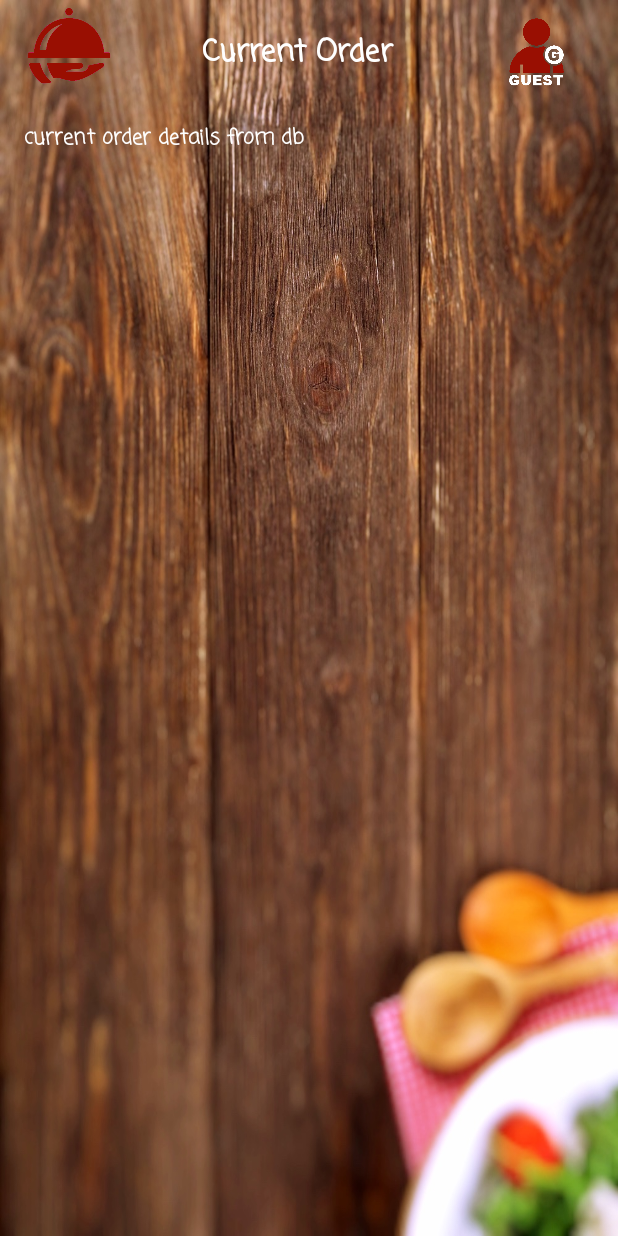
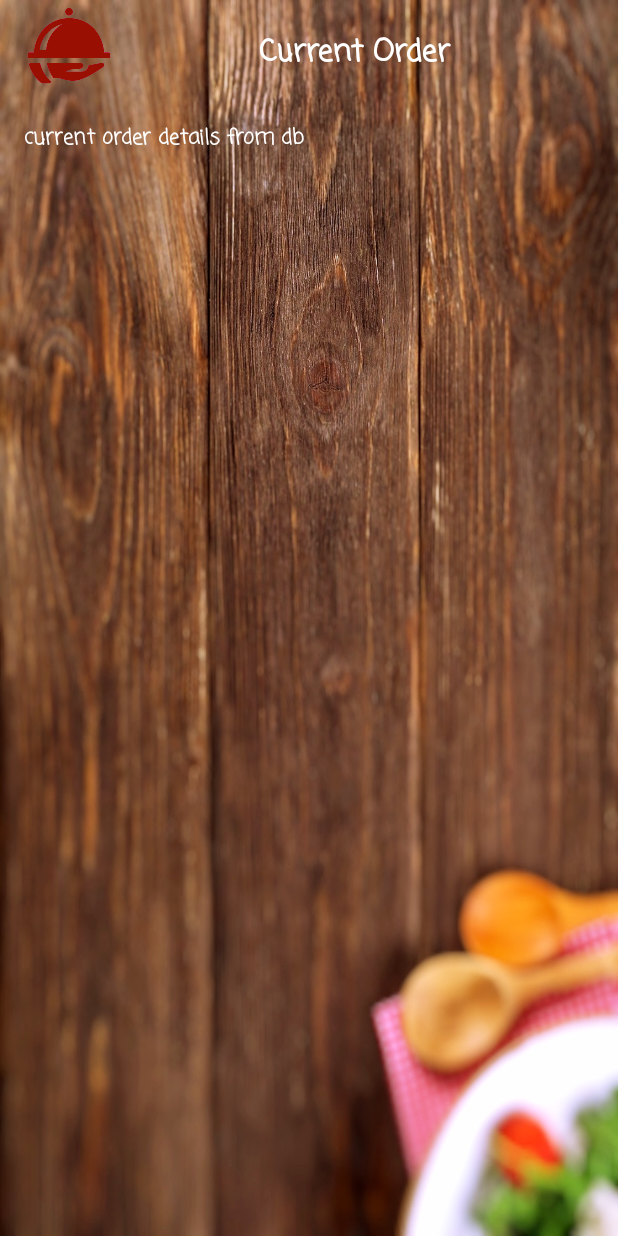
Before and after one commit to terencecyleung/SurreyFoodDelivery, an Android app: the CurrentOrderActivity screen opened directly, with no data from a screen before it, on a phone screen of 412 x 824 dp. Run offline under Robolectric (Android 15) with nearby library versions, the phone set to English and light mode, and no system bars.

Commit message:
changed all activities to scrollview

```diff
--- a/app/src/main/java/t27/surreyfooddeliveryapp/CurrentOrderActivity.java
+++ b/app/src/main/java/t27/surreyfooddeliveryapp/CurrentOrderActivity.java
@@ -14,6 +14,11 @@ public class CurrentOrderActivity extends AppCompatActivity {
         setContentView(R.layout.activity_current_order);
 
         Intent_get_it = getIntent();
+    }
+
+    public void logo_click(View view) {
+        Intent newIntent = new Intent(this, HomeActivity.class);
+        startActivity(newIntent);
     }
 
     @Override
--- a/app/src/main/res/layout/activity_current_order.xml
+++ b/app/src/main/res/layout/activity_current_order.xml
@@ -1,5 +1,5 @@
 <?xml version="1.0" encoding="utf-8"?>
-<RelativeLayout xmlns:android="http://schemas.android.com/apk/res/android"
+<ScrollView xmlns:android="http://schemas.android.com/apk/res/android"
     xmlns:app="http://schemas.android.com/apk/res-auto"
     xmlns:tools="http://schemas.android.com/tools"
     android:id="@+id/activity_current_order"
@@ -10,6 +10,10 @@
     android:paddingRight="@dimen/activity_horizontal_margin"
     android:paddingTop="@dimen/activity_vertical_margin"
     tools:context="t27.surreyfooddeliveryapp.CurrentOrderActivity">
+
+    <RelativeLayout
+        android:layout_width="match_parent"
+        android:layout_height="match_parent">
 
         <LinearLayout
             android:id="@+id/headerView"
@@ -32,6 +36,7 @@
                     android:layout_height="60dp"
                     android:adjustViewBounds="true"
                     android:gravity="start"
+                    android:onClick="logo_click"
                     android:scaleType="fitStart"
                     app:srcCompat="@drawable/sfd_logo" />
 
@@ -47,23 +52,6 @@
                     android:textStyle="bold" />
             </LinearLayout>
             <!--end logo-->
-
-        <!--profile icon-->
-        <LinearLayout
-            android:layout_width="0dp"
-            android:layout_height="60dp"
-            android:layout_alignParentTop="true"
-            android:layout_weight="0.20"
-            android:orientation="horizontal">
-
-            <ImageView
-                android:layout_width="75dp"
-                android:layout_height="60dp"
-                android:adjustViewBounds="true"
-                android:onClick="profile_click"
-                app:srcCompat="@drawable/guest_icon" />
-        </LinearLayout>
-        <!--end profile icon-->
 
         </LinearLayout>
 
@@ -85,5 +73,5 @@
                 android:text="current order details from db" />
 
         </LinearLayout>
-
     </RelativeLayout>
+</ScrollView>
```
Also changed, not shown: app/src/main/res/layout/activity_welcome.xml (+11 -7 lines). Lines whose indentation alone changed are shown as unchanged.
